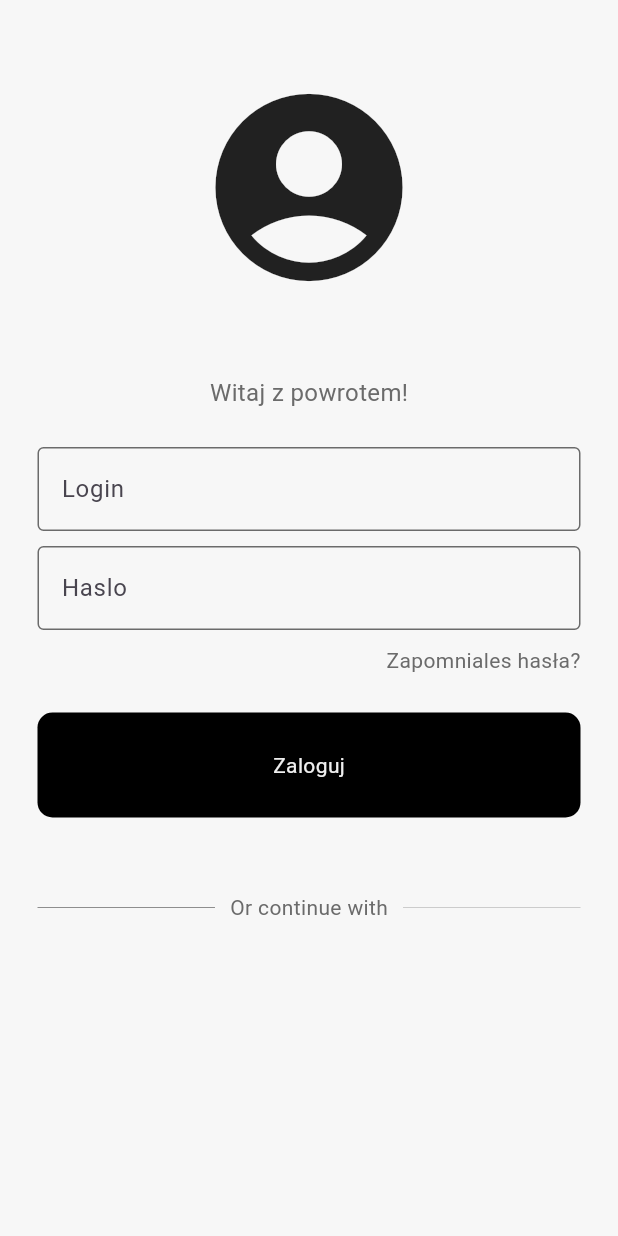
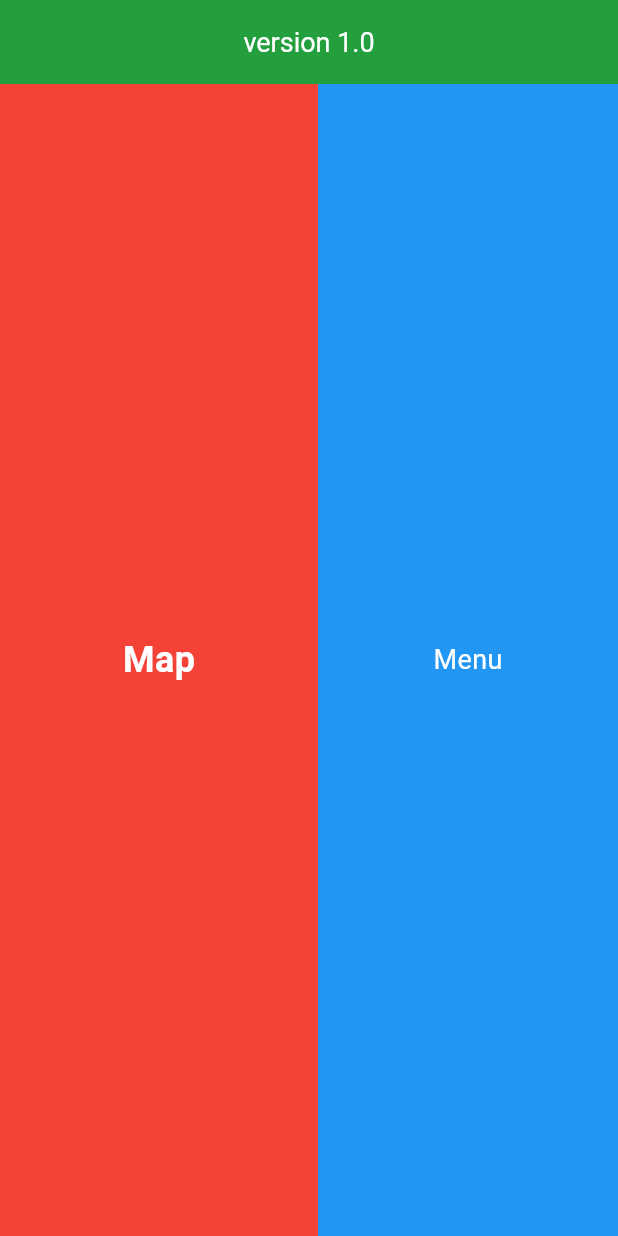
Before and after one commit to jarek420/IPZ, a Flutter app: the screen it shows after launch, on a phone screen of 412 x 824 dp. Run offline on Flutter 3.47's test engine with Material 3 defaults, Android fonts, the phone set to English and light mode, and no system bars; Roboto replaces fonts that are missing (Arial).

Commit message:
Added 3 containers, for map, menu and version number

```diff
--- /dev/null
+++ b/ipz_parkinghunter/lib/Pages/MainPage_view.dart
@@ -0,0 +1,71 @@
+import 'package:flutter/material.dart';
+
+class MainPage extends StatelessWidget {
+  @override
+  Widget build(BuildContext context) {
+    return Scaffold(
+      backgroundColor: const Color.fromARGB(247, 247, 247, 247),
+      appBar: AppBar(
+        elevation: 0.0,
+        backgroundColor: Color.fromARGB(247, 28, 156, 56),
+        title: Text(
+          'version 1.0',
+          style: TextStyle(
+            fontFamily: 'Arial',
+            color: Colors.white,
+            fontSize: 18,
+          ),
+        ),
+        centerTitle: true,
+      ),
+      body: Column(
+        children: [
+          Expanded(
+            child: Container(
+              width: double.infinity,
+              child: Row(
+                children: [
+                  Expanded(
+                    child: Container(
+                      decoration: BoxDecoration(
+                        color: Colors.red,
+                      ),
+                      child: Center(
+                        child: Text(
+                          'Map',
+                          style: TextStyle(
+                            color: Colors.white,
+                            fontFamily: 'Arial',
+                            fontSize: 24,
+                            fontWeight: FontWeight.bold,
+                          ),
+                        ),
+                      ),
+                    ),
+                  ),
+                  Container(
+                    width: 200,
+                    decoration: BoxDecoration(
+                      color: Colors.blue, //  color advertisement box
+                    ),
+                    // Add your Menu content here
+                    child: Center(
+                      child: Text(
+                        'Menu',
+                        style: TextStyle(
+                          color: Colors.white,
+                          fontFamily: 'Arial',
+                          fontSize: 18,
+                        ),
+                      ),
+                    ),
+                  ),
+                ],
+              ),
+            ),
+          ),
+        ],
+      ),
+    );
+  }
+}
--- a/ipz_parkinghunter/lib/main.dart
+++ b/ipz_parkinghunter/lib/main.dart
@@ -1,5 +1,6 @@
 import 'package:flutter/material.dart';
 import 'Pages/login_view.dart';
+import 'Pages/MainPage_view.dart';
 
 void main()
 {
@@ -17,7 +18,7 @@ class MyApp extends StatelessWidget
     return MaterialApp(
       debugShowCheckedModeBanner: false,
       // Setting the LoginPage as a starting Page.
-      home: LoginPage(),
+      home: MainPage(),
     );
   }
 }
```
